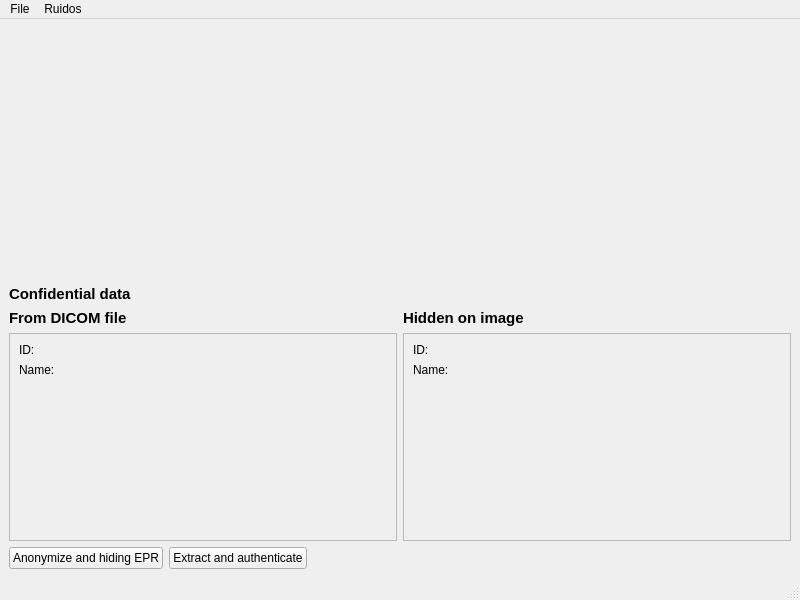
Old version of the form dhdicom/visual/untitled.ui in the repository ydiazn/dhdicom.
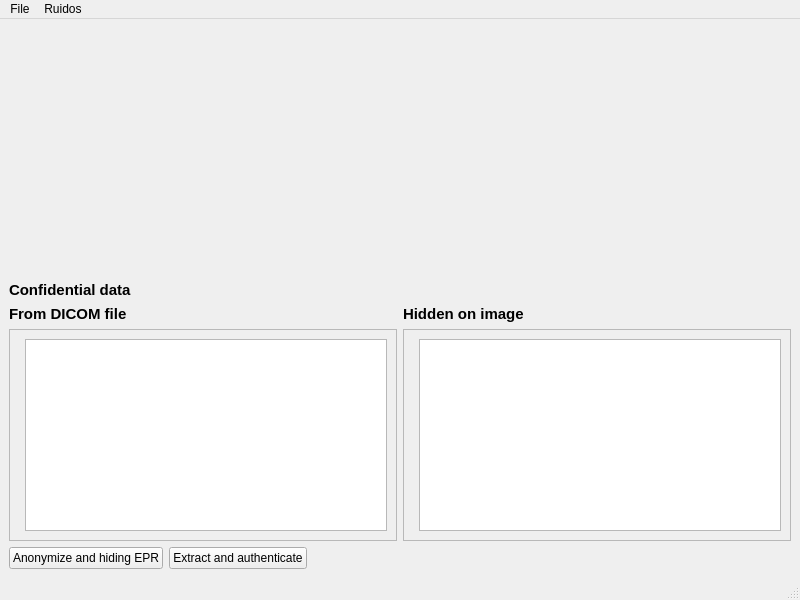
New version of the form.

The edit to the form file:
```diff
--- a/dhdicom/visual/untitled.ui
+++ b/dhdicom/visual/untitled.ui
@@ -78,35 +78,14 @@
                  <x>0</x>
                  <y>0</y>
                  <width>381</width>
-                 <height>187</height>
+                 <height>210</height>
                 </rect>
                </property>
                <layout class="QFormLayout" name="formLayout">
-                <item row="0" column="0">
-                 <widget class="QLabel" name="label_2">
-                  <property name="text">
-                   <string>ID:</string>
-                  </property>
-                 </widget>
-                </item>
                 <item row="0" column="1">
-                 <widget class="QLabel" name="lb_paciente_id">
-                  <property name="text">
-                   <string/>
-                  </property>
-                 </widget>
-                </item>
-                <item row="1" column="0">
-                 <widget class="QLabel" name="label_3">
-                  <property name="text">
-                   <string>Name:</string>
-                  </property>
-                 </widget>
-                </item>
-                <item row="1" column="1">
-                 <widget class="QLabel" name="lb_paciente_name">
-                  <property name="text">
-                   <string/>
+                 <widget class="QTableWidget" name="eprTable">
+                  <property name="columnCount">
+                   <number>0</number>
                   </property>
                  </widget>
                 </item>
@@ -147,35 +126,14 @@
                  <x>0</x>
                  <y>0</y>
                  <width>381</width>
-                 <height>187</height>
+                 <height>210</height>
                 </rect>
                </property>
                <layout class="QFormLayout" name="formLayout_2">
-                <item row="0" column="0">
-                 <widget class="QLabel" name="label">
-                  <property name="text">
-                   <string>ID:</string>
-                  </property>
-                 </widget>
-                </item>
                 <item row="0" column="1">
-                 <widget class="QLabel" name="lb_paciente_id_oculto">
-                  <property name="text">
-                   <string/>
-                  </property>
-                 </widget>
-                </item>
-                <item row="1" column="0">
-                 <widget class="QLabel" name="label_4">
-                  <property name="text">
-                   <string>Name:</string>
-                  </property>
-                 </widget>
-                </item>
-                <item row="1" column="1">
-                 <widget class="QLabel" name="lb_paciente_name_oculto">
-                  <property name="text">
-                   <string/>
+                 <widget class="QTableWidget" name="hiddenEPRTable">
+                  <property name="columnCount">
+                   <number>0</number>
                   </property>
                  </widget>
                 </item>
```
Left out of the diff: 4 changed lines with no effect on the pictures.
